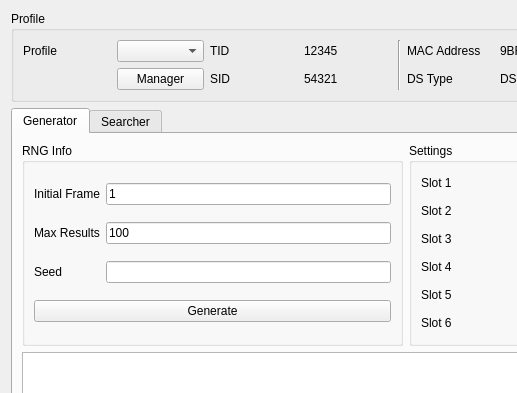
Above: Forms/Gen5/DreamRadar.ui from Admiral-Fish/PokeFinder before the change; both pictures show x 0 to 517 and y 0 to 393 of the 1200 by 700 pixel window. Below: the same form after it.
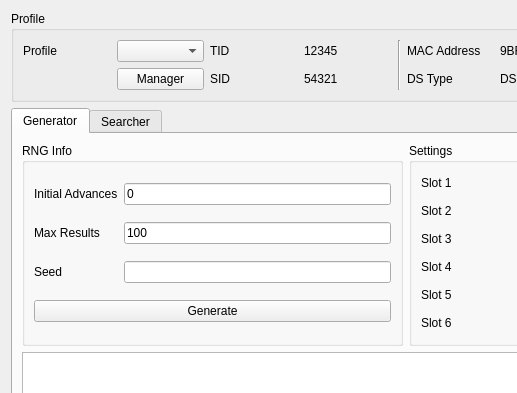
That is the form after the change. Custom widgets are drawn as their Qt base class.

Commit message: Rename frame to advance, and start from advance 0

```diff
--- a/Forms/Gen5/DreamRadar.ui
+++ b/Forms/Gen5/DreamRadar.ui
@@ -230,7 +230,7 @@
           <item row="0" column="0">
            <widget class="QLabel" name="labelGeneratorInitialFrame">
             <property name="text">
-             <string>Initial Frame</string>
+             <string>Initial Advances</string>
             </property>
            </widget>
           </item>
@@ -240,7 +240,7 @@
              <string/>
             </property>
             <property name="text">
-             <string notr="true">1</string>
+             <string notr="true">0</string>
             </property>
            </widget>
           </item>
```
Left out of the diff: 14 changed lines with no effect on the pictures. The commit also changes 272 other files.
